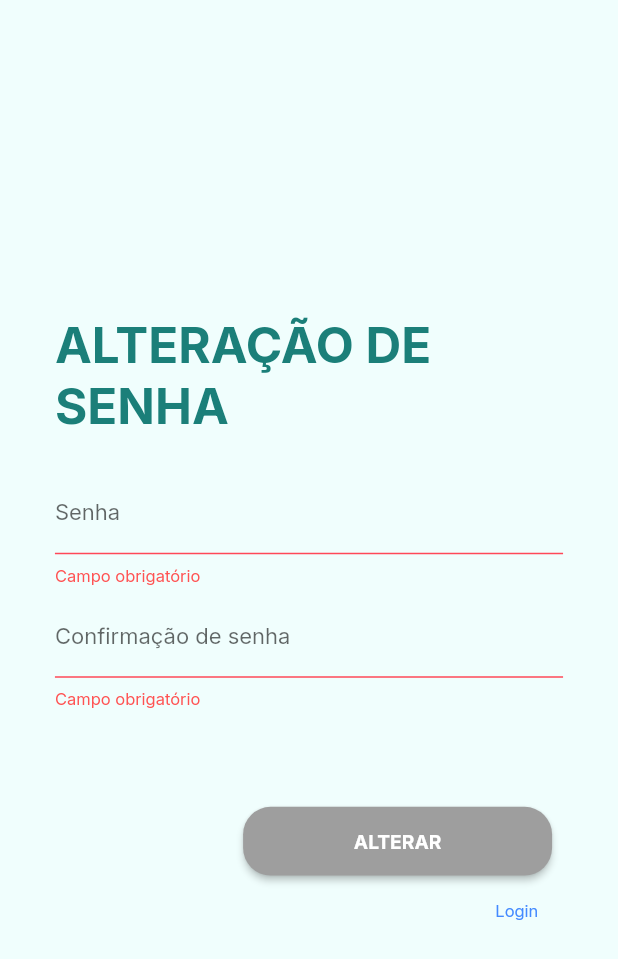
After one commit to RafaelMunareto/veacos, a Flutter app: the ChangePage screen opened by its route, after a tap on "ALTERAR", on a phone screen of 412 x 824 dp. The commit adds this screen. Shown: the top 959 px of the screen. Run offline on Flutter 3.47's test engine with Material 2 defaults, Android fonts, the phone set to English and light mode, and no system bars; our stand-ins replace auto_size_text, cached_network_image, dio, flutter_local_notifications, flutter_mobx, flutter_modular and 12 more; missing offline and left inert: flutter_session_manager, syncfusion_flutter_treemap, universal_html; accounts and stored records are empty; generated files the repository leaves out were written again; statements that could not run were skipped.

Commit message:
alterar a senha ok

```diff
--- a/lib/app/app_widget.dart
+++ b/lib/app/app_widget.dart
@@ -32,8 +32,7 @@ class _AppWidgetState extends State<AppWidget> {
     if (defaultTargetPlatform == TargetPlatform.android) {
       _sub = uriLinkStream.listen((Uri? uri) {
         if (!mounted) return;
-        Modular.to
-            .navigate('/auth/change/?code=${uri.toString().split('code=')[1]}');
+        Modular.to.navigate(uri.toString().split('*')[1]);
       }, onError: (Object err) {
         if (!mounted) return;
       });
--- a/lib/app/modules/auth/auth_module.dart
+++ b/lib/app/modules/auth/auth_module.dart
@@ -1,3 +1,4 @@
+import 'package:veacos/app/modules/auth/change/change_module.dart';
 import 'package:veacos/app/modules/auth/forget/forget_module.dart';
 import 'package:veacos/app/modules/auth/login/login_module.dart';
 import 'package:veacos/app/modules/auth/shared/client_auth_store.dart';
@@ -18,5 +19,7 @@ class AuthModule extends Module {
         module: SignupModule(), transition: TransitionType.leftToRightWithFade),
     ModuleRoute('/forget',
         module: ForgetModule(), transition: TransitionType.leftToRightWithFade),
+    ModuleRoute('/change',
+        module: ChangeModule(), transition: TransitionType.leftToRightWithFade),
   ];
 }
--- /dev/null
+++ b/lib/app/modules/auth/change/change_page.dart
@@ -0,0 +1,124 @@
+import 'dart:async';
+
+import 'package:flutter/material.dart';
+import 'package:flutter_mobx/flutter_mobx.dart';
+import 'package:flutter_modular/flutter_modular.dart';
+import 'package:mobx/mobx.dart';
+import 'package:veacos/app/modules/auth/change/change_store.dart';
+import 'package:veacos/app/shared/components/button_widget.dart';
+import 'package:veacos/app/shared/components/link_rote_widget.dart';
+import 'package:veacos/app/shared/components/text_field_widget.dart';
+import 'package:veacos/app/shared/utils/snackbar_custom.dart';
+
+class ChangePage extends StatefulWidget {
+  final String title;
+  final dynamic code;
+
+  const ChangePage({Key? key, this.title = 'Trocar senha', this.code = ''})
+      : super(key: key);
+
+  @override
+  ChangePageState createState() => ChangePageState();
+}
+
+class ChangePageState extends State<ChangePage> {
+  final ChangeStore store = Modular.get();
+  final GlobalKey<ScaffoldState> _scaffoldKey = GlobalKey<ScaffoldState>();
+
+  @override
+  void initState() {
+    store.client.setCode(widget.code);
+    super.initState();
+  }
+
+  @override
+  void didChangeDependencies() {
+    super.didChangeDependencies();
+    autorun(
+      (_) {
+        if (store.client.msg != '') {
+          FocusScope.of(context).requestFocus(FocusNode());
+          SnackbarCustom().createSnackBareErrOrGoal(_scaffoldKey,
+              message: store.client.msg,
+              errOrGoal: store.client.msgErrOrGoal,
+              rota: '/auth/');
+          store.client.setMsg('');
+          if (store.client.msgErrOrGoal) {
+            Timer(const Duration(seconds: 2),
+                () => store.client.cleanVariables());
+          }
+        }
+      },
+    );
+  }
+
+  @override
+  Widget build(BuildContext context) {
+    Size size = MediaQuery.of(context).size;
+
+    return Scaffold(
+      key: _scaffoldKey,
+      body: SingleChildScrollView(
+          child: SizedBox(
+        height: MediaQuery.of(context).size.height,
+        child: Column(
+          mainAxisAlignment: MainAxisAlignment.center,
+          children: <Widget>[
+            Container(
+              alignment: Alignment.centerLeft,
+              padding: const EdgeInsets.symmetric(horizontal: 40),
+              child: Text(
+                "ALTERAÇÃO DE SENHA",
+                style: TextStyle(
+                    fontWeight: FontWeight.bold,
+                    fontSize: 36,
+                    color: Theme.of(context).primaryColor),
+                textAlign: TextAlign.left,
+              ),
+            ),
+            SizedBox(height: size.height * 0.03),
+            SizedBox(
+              child: TextFieldWidget(
+                  labelText: 'Senha',
+                  obscure: true,
+                  onChanged: store.client.setPassword,
+                  functionBool: false,
+                  errorText: store.client.validatePassword),
+            ),
+            Observer(builder: (_) {
+              return SizedBox(
+                child: TextFieldWidget(
+                    labelText: 'Confirmação de senha',
+                    obscure: true,
+                    onChanged: store.client.setConfirmPassword,
+                    functionBool: store.client.isValidChangePassword,
+                    function: store.submit,
+                    errorText: store.client.validateConfirmPassword),
+              );
+            }),
+            SizedBox(height: size.height * 0.05),
+            Observer(builder: (_) {
+              return Container(
+                alignment: Alignment.centerRight,
+                margin:
+                    const EdgeInsets.symmetric(horizontal: 40, vertical: 10),
+                child: ButtonWidget(
+                  label: 'ALTERAR',
+                  theme: store.client.theme,
+                  width: size.width * 0.5,
+                  loading: store.client.loading,
+                  function:
+                      store.client.isValidChangePassword ? store.submit : null,
+                ),
+              );
+            }),
+            Container(
+              margin: const EdgeInsets.symmetric(horizontal: 58),
+              child: const LinkRoteWidget(labelBold: 'Login', rota: '/auth/'),
+            ),
+          ],
+        ),
+      )),
+    );
+  }
+}
--- a/lib/app/modules/auth/forget/forget_page.dart
+++ b/lib/app/modules/auth/forget/forget_page.dart
@@ -84,7 +84,7 @@ class ForgetPageState extends State<ForgetPage> {
                       label: 'ENVIAR SENHA',
                       theme: store.client.theme,
                       width: size.width * 0.5,
-                      loading: store.client.isValidLogin,
+                      loading: store.client.loading,
                       function:
                           store.client.isValidEmail ? store.submit : null),
                 );
--- a/lib/app/modules/auth/shared/client_auth_store.dart
+++ b/lib/app/modules/auth/shared/client_auth_store.dart
@@ -1,10 +1,14 @@
+import 'package:flutter_modular/flutter_modular.dart';
 import 'package:mobx/mobx.dart';
+import 'package:veacos/app/shared/repositories/localstorage/local_storage_interface.dart';
 
 part 'client_auth_store.g.dart';
 
 class ClientAuthStore = _ClientAuthStoreBase with _$ClientAuthStore;
 
 abstract class _ClientAuthStoreBase with Store {
+  ILocalStorage storage = Modular.get();
+
   @observable
   bool loading = false;
 
@@ -16,6 +20,23 @@ abstract class _ClientAuthStoreBase with Store {
 
   @action
   setTheme(value) => theme = value;
+
+  @action
+  buscaTheme() {
+    storage.get('theme').then((value) {
+      if (value?[0] == 'dark') {
+        setTheme(true);
+      } else {
+        setTheme(false);
+      }
+    });
+  }
+
+  @observable
+  String code = '';
+
+  @action
+  setCode(value) => code = value;
 
   @observable
   String name = '';
--- a/lib/app/shared/auth/repositories/auth_repository.dart
+++ b/lib/app/shared/auth/repositories/auth_repository.dart
@@ -92,7 +92,7 @@ class AuthRepository implements IAuthRepository {
     );
 
     response = await dio.get(
-      '/users/mail/change_password/$email',
+      'users/mail/change_password/$email',
     );
     DioStruture().statusRequest(response);
     return response;
--- a/pubspec.yaml
+++ b/pubspec.yaml
@@ -58,6 +58,7 @@ dependencies:
   image_cropper_view: ^0.0.2
   syncfusion_flutter_treemap: ^20.1.59-beta
   uni_links: ^0.5.1
+  app_links: ^3.2.0
 
 dev_dependencies:
   flutter_test:
```
Also changed, not shown: lib/app/modules/auth/change/change_module.dart (added, +16 -0 lines), lib/app/modules/auth/change/change_store.dart (added, +40 -0 lines), lib/app/modules/auth/forget/forget_store.dart (+3 -19 lines), lib/app/modules/auth/login/login_store.dart (+1 -11 lines), lib/app/modules/auth/signup/signup_store.dart (+1 -11 lines), lib/app/modules/auth/change/change_store.g.dart (added), lib/app/modules/auth/shared/client_auth_store.g.dart, pubspec.lock, 5 other files.
